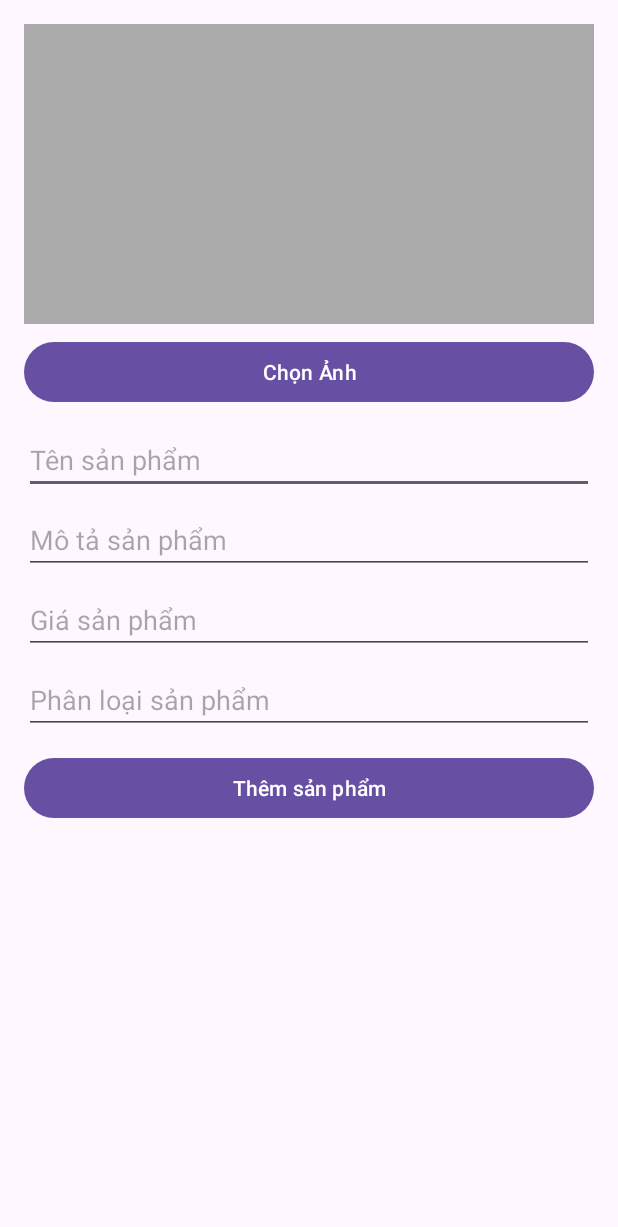
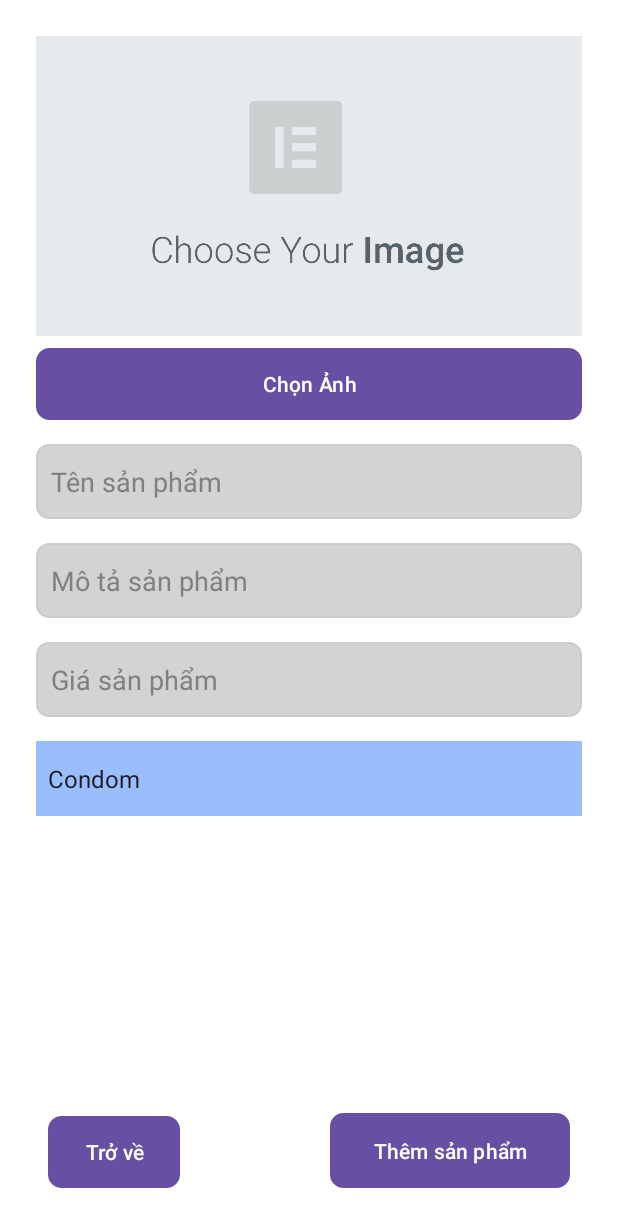
Before and after one commit to Phongyv/Pharmacy-Managerment, an Android app: the AddProductActivity screen opened directly, with no data from a screen before it, on a phone screen of 412 x 824 dp. Shown: the top 1227 px of the screen. Run offline under Robolectric (Android 15) with nearby library versions, the phone set to English and light mode, and no system bars; our stand-ins replace Firebase (no records; nobody signed in at launch, a user with empty details on screens opened directly); libraries missing offline, so code that uses them is left out: com.github.dhaval2404.imagepicker; pictures from the network do not load.

Commit message:
26/03/2025

```diff
--- a/app/src/main/java/com/example/pharmacymanagerment/AddProductActivity.java
+++ b/app/src/main/java/com/example/pharmacymanagerment/AddProductActivity.java
@@ -4,9 +4,15 @@ import android.app.ProgressDialog;
 import android.content.Intent;
 import android.net.Uri;
 import android.os.Bundle;
+import android.view.View;
+import android.view.Window;
+import android.view.WindowManager;
+import android.widget.AdapterView;
+import android.widget.ArrayAdapter;
 import android.widget.Button;
 import android.widget.EditText;
 import android.widget.ImageView;
+import android.widget.Spinner;
 import android.widget.Toast;
 
 import androidx.appcompat.app.AppCompatActivity;
@@ -22,26 +28,38 @@ import java.util.UUID;
 public class AddProductActivity extends AppCompatActivity {
 
     private ImageView productImage;
-    private EditText etProductName, etProductDescription, etProductPrice, etProductCategory;
-    private Button btnChooseImage, btnAddProduct;
+    private EditText etProductName, etProductDescription, etProductPrice;
+    private Spinner spinnerCategory;
+    private Button btnChooseImage, btnAddProduct, button4;
     private Uri imageUri;
     private FirebaseFirestore db;
     private FirebaseStorage storage;
     private StorageReference storageRef;
     private ProgressDialog progressDialog;
+    private String selectedCategory;
 
     @Override
     protected void onCreate(Bundle savedInstanceState) {
         super.onCreate(savedInstanceState);
         setContentView(R.layout.activity_add_product);
 
+        Window window = getWindow();
+        window.clearFlags(WindowManager.LayoutParams.FLAG_TRANSLUCENT_STATUS);
+        window.addFlags(WindowManager.LayoutParams.FLAG_DRAWS_SYSTEM_BAR_BACKGROUNDS);
+        window.setStatusBarColor(getColor(R.color.white));
+
         productImage = findViewById(R.id.productImage);
         etProductName = findViewById(R.id.etProductName);
         etProductDescription = findViewById(R.id.etProductDescription);
         etProductPrice = findViewById(R.id.etProductPrice);
-        etProductCategory = findViewById(R.id.etProductCategory);
+        spinnerCategory = findViewById(R.id.spinnerCategory);
         btnChooseImage = findViewById(R.id.btnChooseImage);
         btnAddProduct = findViewById(R.id.btnAddProduct);
+        button4 = findViewById(R.id.button4);
+
+        button4.setOnClickListener(v -> {
+            finish();
+        });
 
         db = FirebaseFirestore.getInstance();
         storage = FirebaseStorage.getInstance();
@@ -50,18 +68,36 @@ public class AddProductActivity extends AppCompatActivity {
         progressDialog = new ProgressDialog(this);
         progressDialog.setMessage("Đang xử lý...");
 
+        // Thiết lập danh sách loại sản phẩm
+        String[] categories = {"Condom", "Medicine", "Vitamin", "Cosmetic"};
+        ArrayAdapter<String> adapter = new ArrayAdapter<>(this, android.R.layout.simple_spinner_item, categories);
+        adapter.setDropDownViewResource(android.R.layout.simple_spinner_dropdown_item);
+        spinnerCategory.setAdapter(adapter);
+
+        spinnerCategory.setOnItemSelectedListener(new AdapterView.OnItemSelectedListener() {
+            @Override
+            public void onItemSelected(AdapterView<?> parent, View view, int position, long id) {
+                selectedCategory = categories[position];
+            }
+
+            @Override
+            public void onNothingSelected(AdapterView<?> parent) {
+                selectedCategory = categories[0]; // Chọn mặc định loại đầu tiên
+            }
+        });
+
         btnChooseImage.setOnClickListener(v -> selectImage());
         btnAddProduct.setOnClickListener(v -> addProductToFirestore());
     }
 
     private void selectImage() {
         ImagePicker.with(this)
-                .crop() // Cắt ảnh
-                .compress(512) // Nén ảnh tối đa 512KB
-                .maxResultSize(1080, 1080) // Giới hạn kích thước ảnh
-                .galleryOnly() // Chỉ chọn từ thư viện (có thể bỏ nếu muốn cả camera)
+                .crop()
+                .compress(512)
+                .maxResultSize(1080, 1080)
+                .galleryOnly()
                 .createIntent(intent -> {
-                    startActivityForResult(intent, 101); // Mã requestCode là 101
+                    startActivityForResult(intent, 101);
                     return null;
                 });
     }
@@ -79,14 +115,12 @@ public class AddProductActivity extends AppCompatActivity {
         }
     }
 
-
     private void addProductToFirestore() {
         String name = etProductName.getText().toString().trim();
         String description = etProductDescription.getText().toString().trim();
         String priceStr = etProductPrice.getText().toString().trim();
-        String category = etProductCategory.getText().toString().trim();
 
-        if (name.isEmpty() || description.isEmpty() || priceStr.isEmpty() || category.isEmpty()) {
+        if (name.isEmpty() || description.isEmpty() || priceStr.isEmpty()) {
             Toast.makeText(this, "Vui lòng nhập đầy đủ thông tin", Toast.LENGTH_SHORT).show();
             return;
         }
@@ -106,14 +140,13 @@ public class AddProductActivity extends AppCompatActivity {
 
         progressDialog.show();
 
-        // Kiểm tra xem sản phẩm đã tồn tại chưa
         db.collection("products").whereEqualTo("name", name).get()
                 .addOnSuccessListener(queryDocumentSnapshots -> {
                     if (!queryDocumentSnapshots.isEmpty()) {
                         progressDialog.dismiss();
                         Toast.makeText(this, "Sản phẩm đã tồn tại!", Toast.LENGTH_SHORT).show();
                     } else {
-                        uploadImageAndSaveProduct(name, description, price, category);
+                        uploadImageAndSaveProduct(name, description, price);
                     }
                 })
                 .addOnFailureListener(e -> {
@@ -122,13 +155,13 @@ public class AddProductActivity extends AppCompatActivity {
                 });
     }
 
-    private void uploadImageAndSaveProduct(String name, String des, double price, String type) {
+    private void uploadImageAndSaveProduct(String name, String des, double price) {
         String imageName = UUID.randomUUID().toString();
         StorageReference imageRef = storageRef.child(imageName);
 
         imageRef.putFile(imageUri)
                 .addOnSuccessListener(taskSnapshot -> imageRef.getDownloadUrl().addOnSuccessListener(uri -> {
-                    saveProductToFirestore(name, des, price, type, uri.toString());
+                    saveProductToFirestore(name, des, price, uri.toString());
                 }))
                 .addOnFailureListener(e -> {
                     progressDialog.dismiss();
@@ -136,14 +169,14 @@ public class AddProductActivity extends AppCompatActivity {
                 });
     }
 
-    private void saveProductToFirestore(String name, String des, double price, String type, String img) {
+    private void saveProductToFirestore(String name, String des, double price, String img) {
         String productId = UUID.randomUUID().toString();
         HashMap<String, Object> product = new HashMap<>();
         product.put("id", productId);
         product.put("name", name);
         product.put("des", des);
         product.put("price", price);
-        product.put("type", type);
+        product.put("type", selectedCategory);
         product.put("img", img);
 
         db.collection("products").document(productId)
@@ -152,10 +185,6 @@ public class AddProductActivity extends AppCompatActivity {
                     progressDialog.dismiss();
                     Toast.makeText(this, "Thêm sản phẩm thành công!", Toast.LENGTH_SHORT).show();
                     resetForm();
-                })
-                .addOnFailureListener(e -> {
-                    progressDialog.dismiss();
-                    Toast.makeText(this, "Lỗi khi thêm sản phẩm", Toast.LENGTH_SHORT).show();
                 });
     }
 
@@ -163,7 +192,7 @@ public class AddProductActivity extends AppCompatActivity {
         etProductName.setText("");
         etProductDescription.setText("");
         etProductPrice.setText("");
-        etProductCategory.setText("");
+        spinnerCategory.setSelection(0);
         productImage.setImageResource(android.R.color.darker_gray);
         imageUri = null;
     }
--- a/app/src/main/java/com/example/pharmacymanagerment/LoginActivity.java
+++ b/app/src/main/java/com/example/pharmacymanagerment/LoginActivity.java
@@ -126,7 +126,7 @@ public class LoginActivity extends AppCompatActivity {
         if (account != null) {
             String userEmail = account.getEmail(); // Lấy email của người đăng nhập
 
-            db.collection("admins") // Giả sử bạn có collection "admins" chứa danh sách email Admin
+            db.collection("admin") // Giả sử bạn có collection "admins" chứa danh sách email Admin
                     .whereEqualTo("email", userEmail) // Kiểm tra email có trong danh sách Admin không
                     .get()
                     .addOnCompleteListener(task -> {
--- /dev/null
+++ b/app/src/main/res/drawable/custom_button.xml
@@ -0,0 +1,15 @@
+<selector xmlns:android="http://schemas.android.com/apk/res/android">
+    <item android:state_pressed="true">
+        <shape android:shape="rectangle">
+            <solid android:color="#E0E0E0"/> <!-- Màu khi nhấn -->
+            <corners android:radius="8dp"/>
+        </shape>
+    </item>
+    <item>
+        <shape android:shape="rectangle">
+            <solid android:color="#FFFFFF"/> <!-- Màu nền trắng -->
+            <corners android:radius="8dp"/>
+            <stroke android:width="2dp" android:color="#007BFF"/> <!-- Viền xanh -->
+        </shape>
+    </item>
+</selector>
--- /dev/null
+++ b/app/src/main/res/drawable/edittext_background.xml
@@ -0,0 +1,7 @@
+<?xml version="1.0" encoding="utf-8"?>
+<shape xmlns:android="http://schemas.android.com/apk/res/android"
+    android:shape="rectangle">
+    <solid android:color="@color/light_gray"/> <!-- Màu nền -->
+    <corners android:radius="8dp"/> <!-- Bo góc -->
+    <stroke android:width="1dp" android:color="#CCCCCC"/> <!-- Viền -->
+</shape>
--- a/app/src/main/res/layout/activity_add_product.xml
+++ b/app/src/main/res/layout/activity_add_product.xml
@@ -1,62 +1,121 @@
 <?xml version="1.0" encoding="utf-8"?>
-<ScrollView xmlns:android="http://schemas.android.com/apk/res/android"
+<androidx.constraintlayout.widget.ConstraintLayout xmlns:android="http://schemas.android.com/apk/res/android"
+    xmlns:app="http://schemas.android.com/apk/res-auto"
+    xmlns:tools="http://schemas.android.com/tools"
     android:layout_width="match_parent"
     android:layout_height="match_parent"
+    android:background="@color/white"
     android:padding="16dp">
 
-    <LinearLayout
+    <Button
+        android:id="@+id/btnChooseImage"
         android:layout_width="match_parent"
         android:layout_height="wrap_content"
-        android:orientation="vertical">
+        android:layout_marginStart="8dp"
+        android:layout_marginTop="8dp"
+        android:layout_marginEnd="8dp"
+        android:background="@drawable/custom_button"
+        android:text="Chọn Ảnh"
+        app:layout_constraintEnd_toEndOf="parent"
+        app:layout_constraintStart_toStartOf="parent"
+        app:layout_constraintTop_toBottomOf="@+id/productImage" />
 
     <ImageView
         android:id="@+id/productImage"
         android:layout_width="match_parent"
         android:layout_height="200dp"
+        android:layout_marginStart="8dp"
+        android:layout_marginTop="8dp"
+        android:layout_marginEnd="8dp"
         android:background="@android:color/darker_gray"
         android:scaleType="centerCrop"
-            android:layout_marginBottom="8dp" />
-
-        <Button
-            android:id="@+id/btnChooseImage"
-            android:layout_width="match_parent"
-            android:layout_height="wrap_content"
-            android:text="Chọn Ảnh"
-            android:layout_marginBottom="12dp"/>
+        android:src="@drawable/placeholder"
+        app:layout_constraintEnd_toEndOf="parent"
+        app:layout_constraintStart_toStartOf="parent"
+        app:layout_constraintTop_toTopOf="parent" />
 
     <EditText
         android:id="@+id/etProductName"
         android:layout_width="match_parent"
-            android:layout_height="wrap_content"
+        android:layout_height="50dp"
+        android:layout_marginStart="8dp"
+        android:layout_marginTop="16dp"
+        android:layout_marginEnd="8dp"
+        android:background="@drawable/edittext_background"
         android:hint="Tên sản phẩm"
-            android:layout_marginBottom="8dp"/>
+        android:paddingStart="10dp"
+        android:textColor="@color/black"
+        android:textColorHint="@color/gray"
+        app:layout_constraintEnd_toEndOf="parent"
+        app:layout_constraintStart_toStartOf="parent"
+        app:layout_constraintTop_toBottomOf="@+id/btnChooseImage" />
 
     <EditText
         android:id="@+id/etProductDescription"
         android:layout_width="match_parent"
-            android:layout_height="wrap_content"
+        android:layout_height="50dp"
+        android:layout_marginStart="8dp"
+        android:layout_marginTop="16dp"
+        android:layout_marginEnd="8dp"
+        android:background="@drawable/edittext_background"
         android:hint="Mô tả sản phẩm"
-            android:layout_marginBottom="8dp"/>
+        android:paddingStart="10dp"
+        android:textColor="@color/black"
+        android:textColorHint="@color/gray"
+        app:layout_constraintEnd_toEndOf="parent"
+        app:layout_constraintStart_toStartOf="parent"
+        app:layout_constraintTop_toBottomOf="@+id/etProductName" />
 
     <EditText
         android:id="@+id/etProductPrice"
         android:layout_width="match_parent"
-            android:layout_height="wrap_content"
+        android:layout_height="50dp"
+        android:layout_marginStart="8dp"
+        android:layout_marginTop="16dp"
+        android:layout_marginEnd="8dp"
+        android:background="@drawable/edittext_background"
         android:hint="Giá sản phẩm"
         android:inputType="numberDecimal"
-            android:layout_marginBottom="8dp"/>
+        android:paddingStart="10dp"
+        android:textColor="@color/black"
+        android:textColorHint="@color/gray"
+        app:layout_constraintEnd_toEndOf="parent"
+        app:layout_constraintStart_toStartOf="parent"
+        app:layout_constraintTop_toBottomOf="@+id/etProductDescription" />
 
-        <EditText
-            android:id="@+id/etProductCategory"
-            android:layout_width="match_parent"
-            android:layout_height="wrap_content"
-            android:hint="Phân loại sản phẩm"
-            android:layout_marginBottom="12dp"/>
+    <Spinner
+        android:id="@+id/spinnerCategory"
+        android:layout_width="0dp"
+        android:layout_height="50dp"
+        android:layout_marginStart="8dp"
+        android:layout_marginTop="16dp"
+        android:layout_marginEnd="8dp"
+        app:layout_constraintEnd_toEndOf="parent"
+        android:background="#6B0E62F9"
+        style="@style/CustomSpinnerStyle"
+        app:layout_constraintStart_toStartOf="parent"
+        app:layout_constraintTop_toBottomOf="@+id/etProductPrice" />
 
     <Button
         android:id="@+id/btnAddProduct"
-            android:layout_width="match_parent"
+        android:layout_width="160dp"
+        android:layout_height="50dp"
+        android:layout_marginEnd="16dp"
+        android:layout_marginBottom="16dp"
+        android:background="@drawable/custom_button"
+        android:text="Thêm sản phẩm"
+        app:layout_constraintBottom_toBottomOf="parent"
+        app:layout_constraintEnd_toEndOf="parent" />
+
+    <Button
+        android:id="@+id/button4"
+        android:layout_width="wrap_content"
         android:layout_height="wrap_content"
-            android:text="Thêm sản phẩm" />
-    </LinearLayout>
-</ScrollView>
+        android:layout_marginStart="16dp"
+        android:layout_marginBottom="16dp"
+        android:text="Trở về"
+        android:background="@drawable/custom_button"
+        app:layout_constraintBottom_toBottomOf="parent"
+        app:layout_constraintStart_toStartOf="parent" />
+
+</androidx.constraintlayout.widget.ConstraintLayout>
--- a/app/src/main/res/layout/activity_admin.xml
+++ b/app/src/main/res/layout/activity_admin.xml
@@ -52,9 +52,12 @@
         app:layout_constraintStart_toStartOf="parent" />
 
     <androidx.recyclerview.widget.RecyclerView
+        android:id="@+id/recyclerView"
         android:layout_width="0dp"
         android:layout_height="0dp"
-        android:layout_marginTop="16dp"
+        android:layout_marginStart="10dp"
+        android:layout_marginTop="8dp"
+        android:layout_marginEnd="10dp"
         app:layout_constraintBottom_toBottomOf="parent"
         app:layout_constraintEnd_toEndOf="parent"
         app:layout_constraintStart_toStartOf="parent"
--- a/app/src/main/res/values-night/themes.xml
+++ b/app/src/main/res/values-night/themes.xml
@@ -10,4 +10,9 @@
     <style name="SplashTheme" parent="Theme.AppCompat.NoActionBar">
         <item name="android:windowBackground">@drawable/splash_screen</item>
     </style>
+    <style name="CustomSpinnerStyle" parent="Widget.AppCompat.Spinner">
+        <item name="android:popupBackground">@color/app_color</item> <!-- Màu dropdown -->
+        <item name="android:textColor">@color/white</item> <!-- Màu chữ -->
+    </style>
+
 </resources>
--- a/app/src/main/res/values/themes.xml
+++ b/app/src/main/res/values/themes.xml
@@ -12,4 +12,10 @@
     <style name="SplashTheme" parent="Theme.AppCompat.NoActionBar">
         <item name="android:windowBackground">@drawable/splash_screen</item>
     </style>
+
+    <style name="CustomSpinnerStyle" parent="Widget.AppCompat.Spinner">
+        <item name="android:popupBackground">@color/app_color</item> <!-- Màu dropdown -->
+        <item name="android:textColor">@color/white</item> <!-- Màu chữ -->
+    </style>
+
 </resources>
```
Also changed, not shown: app/src/main/AndroidManifest.xml (+5 -3 lines), app/src/main/java/com/example/pharmacymanagerment/Admin.java (+64 -33 lines), app/src/main/java/com/example/pharmacymanagerment/AdminProduct.java (added, +50 -0 lines), app/src/main/java/com/example/pharmacymanagerment/AdminProductAdapter.java (added, +71 -0 lines), app/src/main/res/layout/admin_product_item.xml (added, +61 -0 lines), app/src/main/res/drawable/placeholder.png (added), 1 other file. Lines whose indentation alone changed are shown as unchanged.
